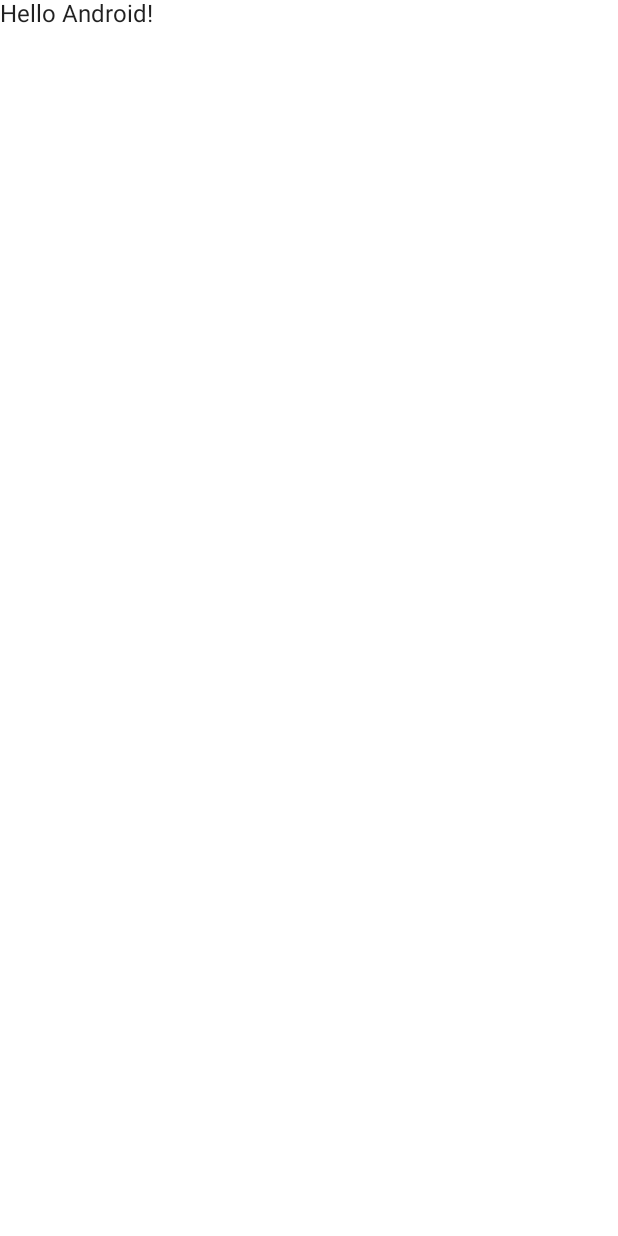
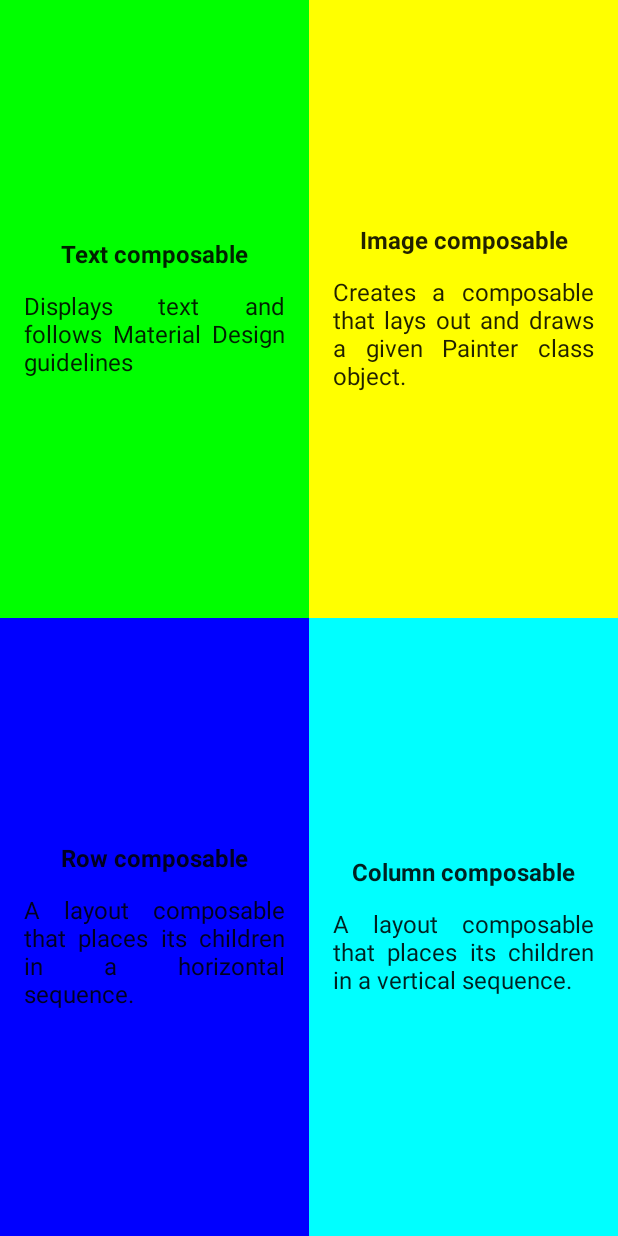
Before and after one commit to vivalafreak1/PracticeAndroid-BasicCompose, an Android app built with Jetpack Compose: the screen it shows after launch (MainActivity), on a phone screen of 412 x 824 dp. Before the commit the screen is almost empty. Run offline under Robolectric (Android 15) with nearby library versions, the phone set to English and light mode, and no system bars.

```diff
--- a/app/src/main/java/com/example/quadrant/MainActivity.kt
+++ b/app/src/main/java/com/example/quadrant/MainActivity.kt
@@ -3,13 +3,20 @@ package com.example.quadrant
 import android.os.Bundle
 import androidx.activity.ComponentActivity
 import androidx.activity.compose.setContent
-import androidx.compose.foundation.layout.fillMaxSize
+import androidx.compose.foundation.background
+import androidx.compose.foundation.layout.*
 import androidx.compose.material.MaterialTheme
 import androidx.compose.material.Surface
 import androidx.compose.material.Text
 import androidx.compose.runtime.Composable
+import androidx.compose.ui.Alignment
 import androidx.compose.ui.Modifier
+import androidx.compose.ui.graphics.Color
+import androidx.compose.ui.res.stringResource
+import androidx.compose.ui.text.font.FontWeight
+import androidx.compose.ui.text.style.TextAlign
 import androidx.compose.ui.tooling.preview.Preview
+import androidx.compose.ui.unit.dp
 import com.example.quadrant.ui.theme.QuadrantTheme
 
 class MainActivity : ComponentActivity() {
@@ -22,7 +29,7 @@ class MainActivity : ComponentActivity() {
                     modifier = Modifier.fillMaxSize(),
                     color = MaterialTheme.colors.background
                 ) {
-                    Greeting("Android")
+                    Quadrant()
                 }
             }
         }
@@ -30,14 +37,73 @@ class MainActivity : ComponentActivity() {
 }
 
 @Composable
-fun Greeting(name: String) {
-    Text(text = "Hello $name!")
+fun Quadrant() {
+    Column(Modifier.fillMaxWidth()) {
+        Row(Modifier.weight(1f)) {
+            ComposableInforCard(
+                title = stringResource(R.string.title_green),
+                desc = stringResource(R.string.description_green),
+                backgroundColor = Color.Green,
+                modifier = Modifier.weight(1f)
+            )
+            ComposableInforCard(
+                title = stringResource(R.string.title_yellow),
+                desc = stringResource(R.string.description_yellow),
+                backgroundColor = Color.Yellow,
+                modifier = Modifier.weight(1f)
+            )
+        }
+        Row(Modifier.weight(1f)) {
+            ComposableInforCard(
+                title = stringResource(R.string.title_blue),
+                desc = stringResource(R.string.description_blue),
+                backgroundColor = Color.Blue,
+                modifier = Modifier.weight(1f)
+            )
+            ComposableInforCard(
+                title = stringResource(R.string.title_silver),
+                desc = stringResource(R.string.description_silver),
+                backgroundColor = Color.Cyan,
+                modifier = Modifier.weight(1f)
+            )
+        }
+    }
 }
+
+@Composable
+fun ComposableInforCard(
+    title: String,
+    desc: String,
+    backgroundColor: Color,
+    modifier: Modifier = Modifier
+) {
+    Column(
+        modifier = modifier
+            .fillMaxSize()
+            .background(backgroundColor)
+            .padding(16.dp),
+        verticalArrangement = Arrangement.Center,
+        horizontalAlignment = Alignment.CenterHorizontally
+    ) {
+        Text(
+            text = title,
+            fontWeight = FontWeight.Bold,
+            modifier = Modifier
+                .padding(bottom = 16.dp)
+        )
+        Text(
+            text = desc,
+            textAlign = TextAlign.Justify
+        )
+    }
+}
+
+
 
 @Preview(showBackground = true)
 @Composable
-fun DefaultPreview() {
+fun QuadrantPreview() {
     QuadrantTheme {
-        Greeting("Android")
+        Quadrant()
     }
 }
--- a/app/src/main/res/values/strings.xml
+++ b/app/src/main/res/values/strings.xml
@@ -1,3 +1,11 @@
 <resources>
     <string name="app_name">Quadrant</string>
+    <string name="title_green">Text composable</string>
+    <string name="description_green">Displays text and follows Material Design guidelines</string>
+    <string name="title_yellow">Image composable</string>
+    <string name="description_yellow">Creates a composable that lays out and draws a given Painter class object.</string>
+    <string name="title_blue">Row composable</string>
+    <string name="description_blue">A layout composable that places its children in a horizontal sequence.</string>
+    <string name="title_silver">Column composable</string>
+    <string name="description_silver">A layout composable that places its children in a vertical sequence.</string>
 </resources>
```
